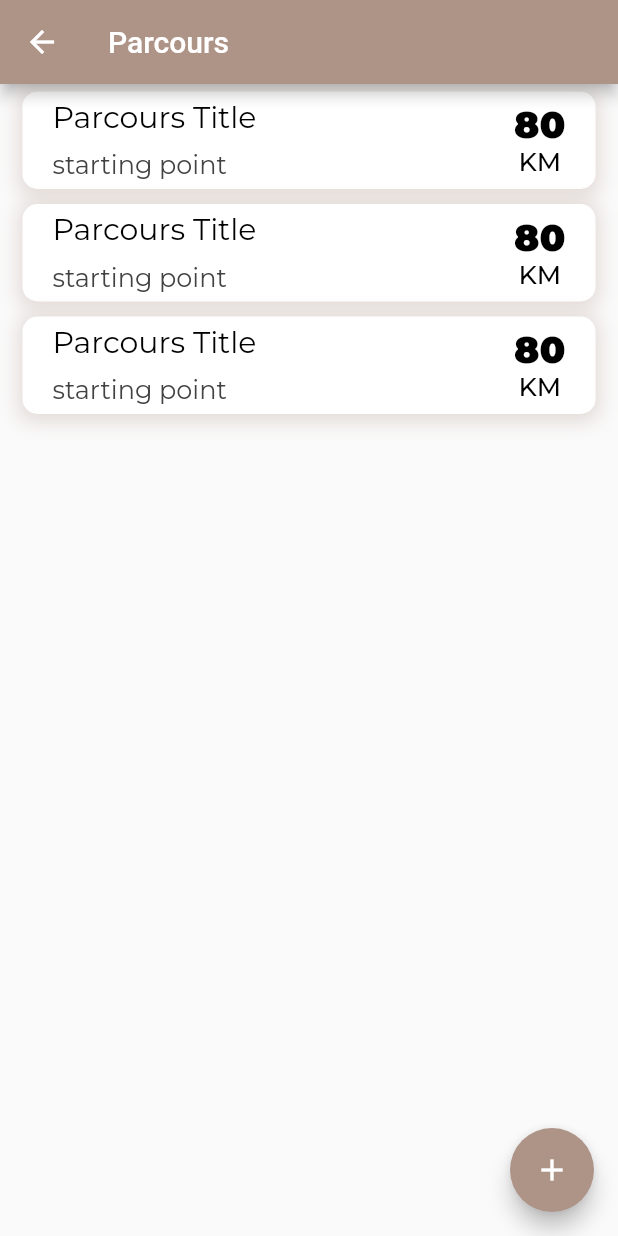
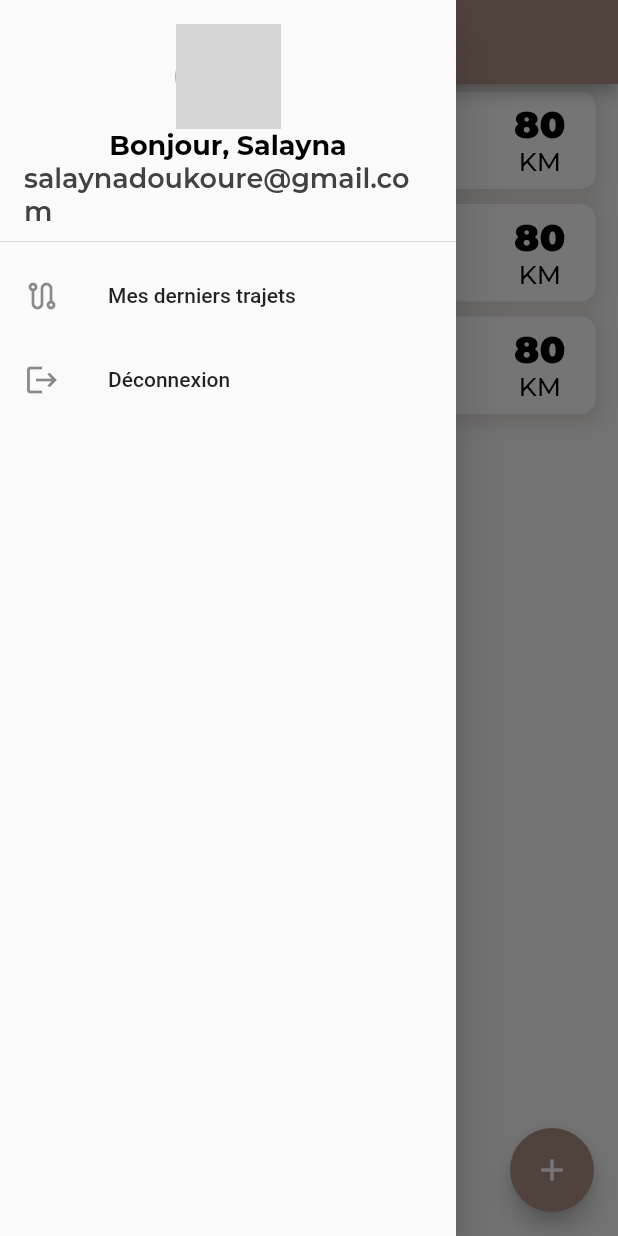
Before and after one commit to Brum-maps/brum_maps_app, a Flutter app: the HomePage screen opened directly, with the side drawer open (before the commit the screen has no drawer), on a phone screen of 412 x 824 dp. Run offline on Flutter 3.47's test engine with Material 2 defaults, Android fonts, the phone set to English and light mode, and no system bars; our stand-ins replace bloc, equatable, flutter_bloc, geocoding, geolocator, google_fonts and 1 more; missing offline and left inert: flow_builder, flutter_polyline_points; network calls fail; grey boxes are pictures that could not be loaded.

Commit message:
App drawer done

```diff
--- a/lib/home/view/home_view.dart
+++ b/lib/home/view/home_view.dart
@@ -1,3 +1,5 @@
+import 'package:brummaps/home/widget/drawer.dart';
+import 'package:brummaps/user_profile/user_profile.dart';
 import 'package:flutter/material.dart';
 import 'package:google_fonts/google_fonts.dart';
 
@@ -7,6 +9,7 @@ class HomePage extends StatelessWidget {
   @override
   Widget build(BuildContext context) {
     return  Scaffold(
+      drawer: AppDrawer(),
       appBar: AppBar(
         title: const Text("Parcours"),
       ),
--- /dev/null
+++ b/lib/home/widget/drawer.dart
@@ -0,0 +1,72 @@
+import 'package:brummaps/user_profile/user_profile.dart';
+import 'package:flutter/material.dart';
+import 'package:google_fonts/google_fonts.dart';
+
+class AppDrawer extends StatelessWidget {
+  const AppDrawer({Key? key}) : super(key: key);
+
+  @override
+  Widget build(BuildContext context) {
+    return Drawer(
+      child: SafeArea(
+        child: Column(
+          children: [
+            DrawerHeader(
+              child: Column(
+                children: [
+                  const CircleAvatar(
+                    radius: 35,
+                    backgroundImage: NetworkImage(
+                      "https://images.unsplash.com/photo-1589156191108-c762ff4b96ab?ixlib=rb-1.2.1&ixid=MnwxMjA3fDB8MHxwaG90by1wYWdlfHx8fGVufDB8fHx8&auto=format&fit=crop&w=986&q=80",
+                    ),
+                  ),
+                  Text(
+                    "Bonjour, Salayna",
+                    style: GoogleFonts.montserrat(
+                        color: Colors.black,
+                        fontSize: 18,
+                        fontWeight: FontWeight.bold
+                    ),
+                  ),
+                  Text(
+                    "salaynadoukoure@gmail.com",
+                    style: GoogleFonts.montserrat(
+                        color: Colors.grey[800],
+                        fontSize: 18,
+                        fontWeight: FontWeight.w600
+                    ),
+                  ),
+                ],
+              ),
+            ),
+            Expanded(
+              child: ListView(
+                physics: const NeverScrollableScrollPhysics(),
+                children:  [
+                  ListTile(
+                    title: const Text("Mes derniers trajets"),
+                    leading: const Icon(
+                      Icons.route_outlined
+                    ),
+                    onTap: (){
+                      print('Navigate to My last reservations');
+                    },
+                  ),
+                  ListTile(
+                    title: const Text("Déconnexion"),
+                    leading: const Icon(
+                        Icons.logout
+                    ),
+                    onTap: (){
+                      print('Navigate to My last reservations');
+                    },
+                  ),
+                ],
+              ),
+            )
+          ],
+        ),
+      ),
+    );
+  }
+}
--- a/lib/implementation/iroute_provider.dart
+++ b/lib/implementation/iroute_provider.dart
@@ -1,5 +1,4 @@
 class IRouteProvider {
   Future<List<Route>> fetchAll() {
-
   }
 }
--- a/lib/login/widget/custom_form_field.dart
+++ b/lib/login/widget/custom_form_field.dart
@@ -15,7 +15,7 @@ class CustomeFormField extends StatelessWidget {
         label: Text(label),
         focusColor: const Color(0xFFAE9387),
         border: OutlineInputBorder(
-          borderRadius: BorderRadius.circular(10),
+          borderRadius: BorderRadius.circular(30),
         ),
       ),
     );
--- /dev/null
+++ b/lib/user_profile/user_profile.dart
@@ -0,0 +1 @@
+export 'view/user_profile_view.dart';
```
Also changed, not shown: lib/user_profile/view/user_profile_view.dart (added, +38 -0 lines).
